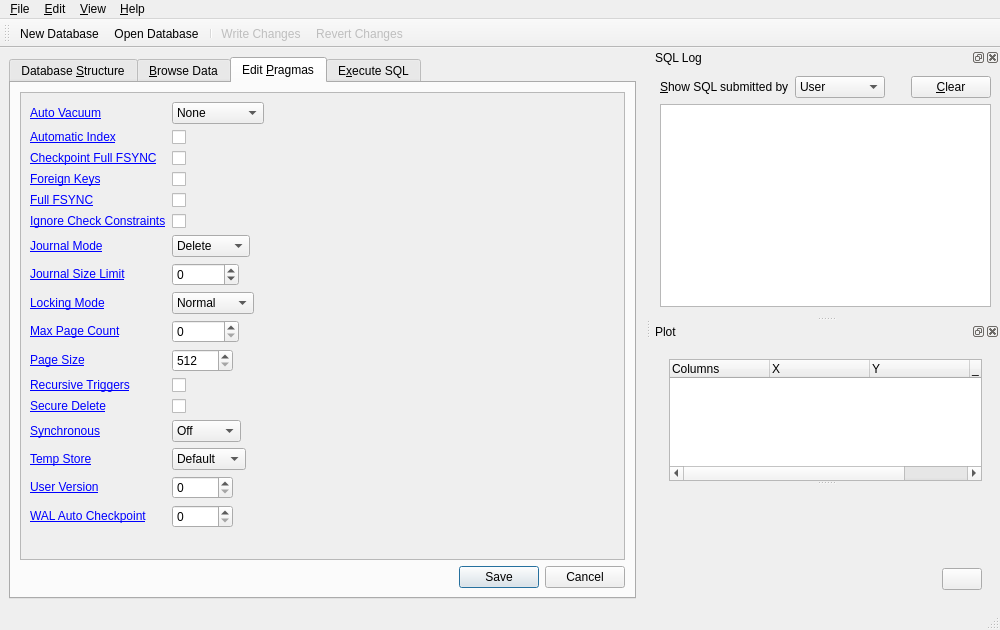
Above: src/MainWindow.ui from sqlitebrowser/sqlitebrowser before the change. Below: the same form after it.
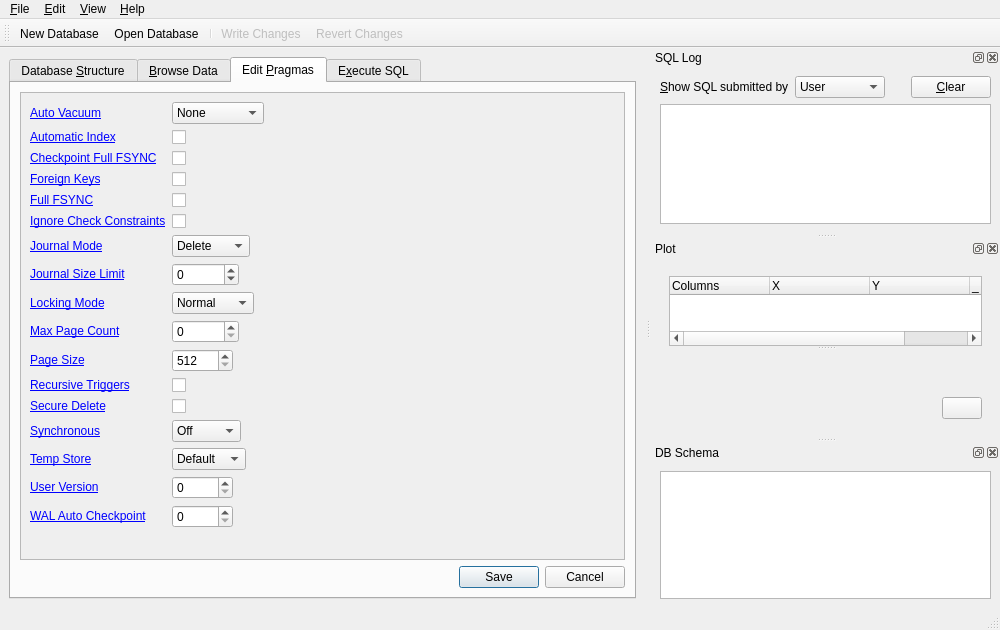
That is the form after the change. The open tabs and pages were chosen to show the change. Icons and pictures are not drawn. Custom widgets are drawn as their Qt base class.

Commit message:
MainWindow: Add new dock showing the DB schema
See issue #75.

Diff of the .ui file:
```diff
--- a/src/MainWindow.ui
+++ b/src/MainWindow.ui
@@ -1068,6 +1068,31 @@
     </layout>
    </widget>
   </widget>
+  <widget class="QDockWidget" name="dockSchema">
+   <property name="windowTitle">
+    <string>DB Schema</string>
+   </property>
+   <attribute name="dockWidgetArea">
+    <number>2</number>
+   </attribute>
+   <widget class="QWidget" name="dockWidgetContents_3">
+    <layout class="QVBoxLayout" name="verticalLayout_9">
+     <item>
+      <widget class="QTreeView" name="treeSchemaDock">
+       <property name="alternatingRowColors">
+        <bool>true</bool>
+       </property>
+       <property name="verticalScrollMode">
+        <enum>QAbstractItemView::ScrollPerPixel</enum>
+       </property>
+       <property name="animated">
+        <bool>true</bool>
+       </property>
+      </widget>
+     </item>
+    </layout>
+   </widget>
+  </widget>
   <action name="fileNewAction">
    <property name="icon">
     <iconset resource="icons/icons.qrc">
@@ -1487,17 +1512,17 @@
    <extends>QTableWidget</extends>
    <header>ExtendedTableWidget.h</header>
   </customwidget>
+  <customwidget>
+   <class>SqlTextEdit</class>
+   <extends>QTextEdit</extends>
+   <header>sqltextedit.h</header>
+  </customwidget>
   <customwidget>
    <class>QCustomPlot</class>
    <extends>QWidget</extends>
    <header>qcustomplot.h</header>
    <container>1</container>
   </customwidget>
-  <customwidget>
-   <class>SqlTextEdit</class>
-   <extends>QTextEdit</extends>
-   <header>sqltextedit.h</header>
-  </customwidget>
  </customwidgets>
  <tabstops>
   <tabstop>dbTreeWidget</tabstop>
```
Left out of the diff: 17 changed lines with no effect on the pictures. The commit also changes 1 other file.
